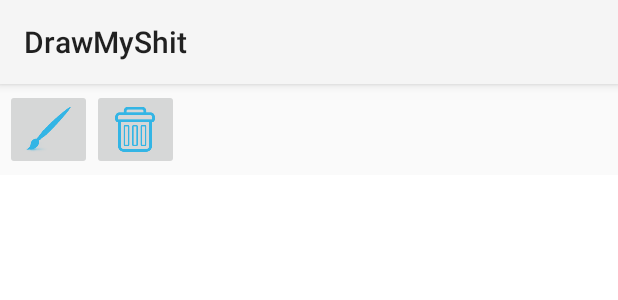
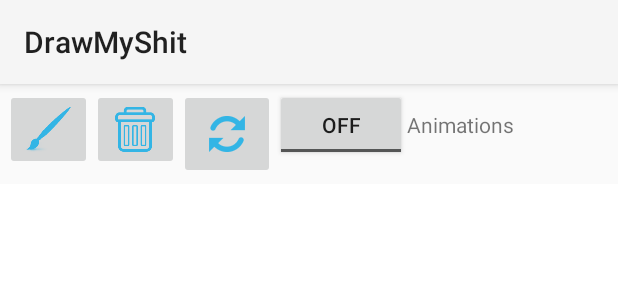
Before and after one commit to fireph/DrawMyShit, an Android app: the layout fragment_draw.xml on its own in the app's theme, with its tools: preview values and no code run, on a phone screen of 412 x 824 dp. Shown: the top 300 px of the screen. Run offline under Robolectric (Android 15) with nearby library versions, the phone set to English and light mode, and no system bars.

Commit message:
update for v1.1
adds replay feature!

```diff
--- a/app/build.gradle
+++ b/app/build.gradle
@@ -8,8 +8,8 @@ android {
         applicationId "com.fmeyer.drawmyshit"
         minSdkVersion 14
         targetSdkVersion 22
-        versionCode 1
-        versionName "1.0"
+        versionCode 2
+        versionName "1.1"
     }
 }
 
--- a/app/src/main/res/layout/fragment_draw.xml
+++ b/app/src/main/res/layout/fragment_draw.xml
@@ -24,6 +24,22 @@
             android:id="@+id/erase_button"
             android:src="@drawable/ic_trash"/>
 
+        <ImageButton
+            android:layout_width="wrap_content"
+            android:layout_height="wrap_content"
+            android:id="@+id/refresh_button"
+            android:src="@drawable/ic_refresh"/>
+
+        <ToggleButton
+            android:layout_width="wrap_content"
+            android:layout_height="wrap_content"
+            android:id="@+id/animation_switch"/>
+
+        <TextView
+            android:layout_width="wrap_content"
+            android:layout_height="wrap_content"
+            android:text="@string/animations"/>
+
     </LinearLayout>
 
     <view
--- a/app/src/main/res/values/strings.xml
+++ b/app/src/main/res/values/strings.xml
@@ -5,6 +5,7 @@
     <string name="action_settings">Settings</string>
     <string name="title_activity_draw">Draw that shit!</string>
     <string name="go_to_room">Go to Room</string>
+    <string name="animations">Animations</string>
     <string name="server_address">https://drawmyshit.herokuapp.com</string>
 
 </resources>
```
Also changed, not shown: app/src/main/java/com/fmeyer/drawmyshit/DrawFragment.java (+110 -41 lines), app/src/main/res/drawable-hdpi/ic_refresh.png (added), app/src/main/res/drawable-mdpi/ic_refresh.png (added), app/src/main/res/drawable-xhdpi/ic_refresh.png (added), app/src/main/res/drawable-xxhdpi/ic_refresh.png (added), app/src/main/res/drawable-xxxhdpi/ic_refresh.png (added).
